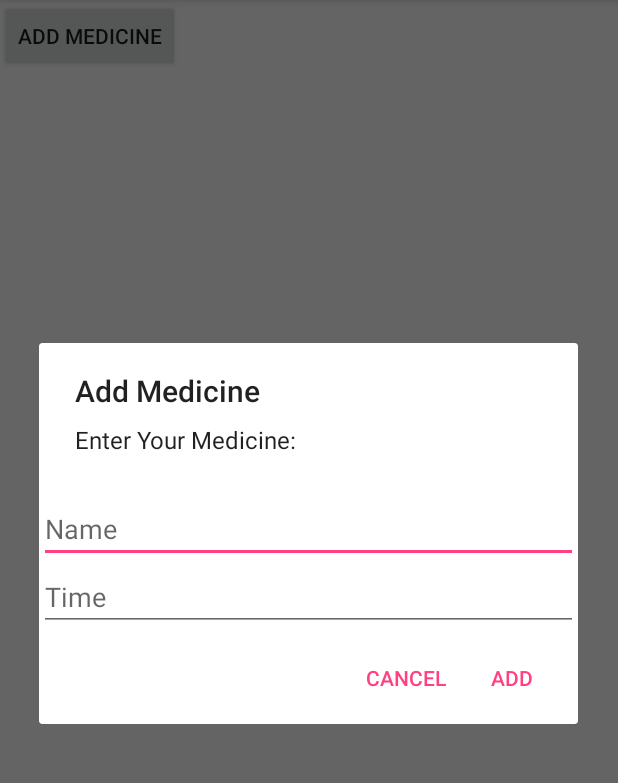
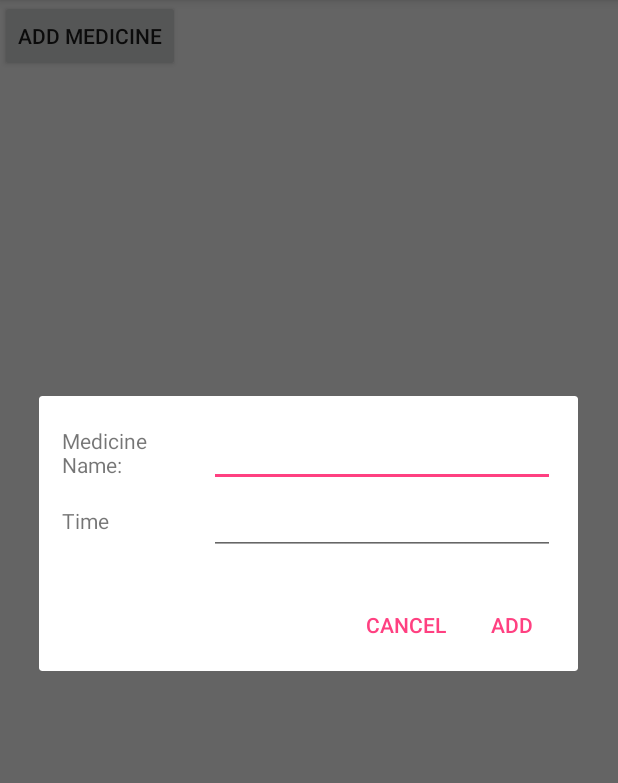
Before and after one commit to alassadi/EldHelp, an Android app: the screen it shows after launch (MedicineActivity), after a tap on "ADD MEDICINE", on a phone screen of 412 x 824 dp, the part 84-867 px from its top. Run offline under Robolectric (Android 15) with nearby library versions, the phone set to English and light mode, and no system bars.

Commit message:
add medicine function

```diff
--- a/app/src/main/java/com/company/eldhelp/MedicineActivity.java
+++ b/app/src/main/java/com/company/eldhelp/MedicineActivity.java
@@ -1,20 +1,21 @@
 package com.company.eldhelp;
 
-import android.os.Handler;
+import android.app.TimePickerDialog;
 import android.support.v7.app.AlertDialog;
 import android.support.v7.app.AppCompatActivity;
 import android.os.Bundle;
 import android.support.v7.widget.LinearLayoutManager;
 import android.support.v7.widget.RecyclerView;
+import android.view.LayoutInflater;
 import android.view.View;
 import android.widget.Button;
 import android.widget.EditText;
-import android.widget.LinearLayout;
+import android.widget.TimePicker;
 import android.widget.Toast;
 import com.company.eldhelp.Interface.MedicineOnClickListener;
 import java.util.ArrayList;
+import java.util.Calendar;
 import java.util.List;
-
 import android.content.DialogInterface;
 
 public class MedicineActivity extends AppCompatActivity {
@@ -34,18 +35,13 @@ public class MedicineActivity extends AppCompatActivity {
         setContentView(R.layout.activity_medicine);
 
         //Database connection
-
-
         addButton = findViewById(R.id.button_addMedicine);
         sqliteHelper = new Database(this);
-
         ArrayList<Medicine> medicines = sqliteHelper.getAllElements();
 
         //recyclerView
-
         recyclerView = findViewById(R.id.medicine_recycler_view);
         recyclerView.setHasFixedSize(true);
-
         layoutManager = new LinearLayoutManager(MedicineActivity.this);
         recyclerView.setLayoutManager(layoutManager);
 
@@ -67,39 +63,49 @@ public class MedicineActivity extends AppCompatActivity {
         });
     }
 
+    private void showInputDialog() {
+        LayoutInflater inflater = getLayoutInflater();
+        View alertLayout = inflater.inflate(R.layout.layout_custom_dialog, null);
+        final EditText medicineName = alertLayout.findViewById(R.id.et_username);
+        final EditText medicineTime = alertLayout.findViewById(R.id.et_email);
 
-    private void showInputDialog() {
         final AlertDialog.Builder alertDialog = new AlertDialog.Builder(MedicineActivity.this);
-        alertDialog.setTitle("Add Medicine");
-        alertDialog.setMessage("Enter Your Medicine: ");
+        alertDialog.setCancelable(false);
+        alertDialog.setView(alertLayout);
 
-        LinearLayout linearLayout = new LinearLayout(MedicineActivity.this);
-        linearLayout.setOrientation(LinearLayout.VERTICAL);
-        final EditText medicineName = new EditText(MedicineActivity.this);
-        medicineName.setHint("Name");
-        linearLayout.addView(medicineName);
+        medicineTime.setOnClickListener(new View.OnClickListener() {
 
-        final EditText medicineTime = new EditText(MedicineActivity.this);
-        medicineTime.setHint("Time");
-        linearLayout.addView(medicineTime);
+            @Override
+            public void onClick(View v) {
+                Calendar mcurrentTime = Calendar.getInstance();
+                int hour = mcurrentTime.get(Calendar.HOUR_OF_DAY);
+                int minute = mcurrentTime.get(Calendar.MINUTE);
 
-
-        alertDialog.setView(linearLayout);
-        //alerDialog.setIcon(R.drawable.ic_shopping_cart_black_24dp);
-
-
+                TimePickerDialog mTimePicker;
+                mTimePicker = new TimePickerDialog(MedicineActivity.this, new TimePickerDialog.OnTimeSetListener() {
+                    @Override
+                    public void onTimeSet(TimePicker timePicker, int selectedHour, int selectedMinute) {
+                        medicineTime.setText(selectedHour + ":" + selectedMinute);
+                    }
+                }, hour, minute, true);
+                mTimePicker.setTitle("Select Time");
+                mTimePicker.show();
+            }
+        });
         alertDialog.setPositiveButton("Add", new DialogInterface.OnClickListener() {
             @Override
             public void onClick(DialogInterface dialogInterface, int i) {
+                String name = medicineName.getText().toString();
+                String time = medicineTime.getText().toString();
 
-
-                Medicine medicine = new Medicine(String.valueOf(medicineName.getText()), String.valueOf(medicineTime.getText()));
-                sqliteHelper.addMedicine(medicine);
-
-                Toast.makeText(getApplicationContext(), "Your Medicine is added!", Toast.LENGTH_LONG).show();
-
-
-                finish();
+                if (medicineName.getText().length() > 0 && medicineTime.getText().length() > 0) {
+                    Medicine medicine = new Medicine(name, time);
+                    sqliteHelper.addMedicine(medicine);
+                    Toast.makeText(getApplicationContext(), "Your Medicine is added!", Toast.LENGTH_LONG).show();
+                    dialogInterface.dismiss();
+                } else {
+                    Toast.makeText(getApplicationContext(), "Your Medicine is Not added!", Toast.LENGTH_LONG).show();
+                }
             }
         });
         alertDialog.setNegativeButton("Cancel", new DialogInterface.OnClickListener() {
@@ -109,7 +115,7 @@ public class MedicineActivity extends AppCompatActivity {
             }
         });
 
-        alertDialog.show();
-
+        AlertDialog dialog = alertDialog.create();
+        dialog.show();
     }
 }
--- /dev/null
+++ b/app/src/main/res/layout/layout_custom_dialog.xml
@@ -0,0 +1,52 @@
+<?xml version="1.0" encoding="utf-8"?>
+<LinearLayout xmlns:android="http://schemas.android.com/apk/res/android"
+    android:layout_width="match_parent"
+    android:layout_height="match_parent"
+    android:orientation="vertical"
+    android:padding="15dp">
+
+    <LinearLayout
+        android:layout_width="match_parent"
+        android:layout_height="wrap_content"
+        android:gravity="center_vertical"
+        android:orientation="horizontal">
+
+        <TextView
+            android:layout_width="0dp"
+            android:layout_height="wrap_content"
+            android:layout_weight=".3"
+            android:text="Medicine Name:" />
+
+        <EditText
+            android:id="@+id/et_username"
+            android:layout_width="0dp"
+            android:layout_height="wrap_content"
+            android:layout_weight=".7"
+            android:imeOptions="actionDone"
+            android:singleLine="true" />
+    </LinearLayout>
+
+    <LinearLayout
+        android:layout_width="match_parent"
+        android:layout_height="wrap_content"
+        android:gravity="center_vertical"
+        android:orientation="horizontal">
+
+        <TextView
+            android:layout_width="0dp"
+            android:layout_height="wrap_content"
+            android:layout_weight=".3"
+            android:text="Time" />
+
+        <EditText
+            android:id="@+id/et_email"
+            android:layout_width="0dp"
+            android:layout_height="wrap_content"
+            android:layout_weight=".7"
+            android:editable="false"
+            android:focusable="false"
+            android:imeOptions="actionDone"
+            android:singleLine="true" />
+    </LinearLayout>
+
+</LinearLayout>
```
